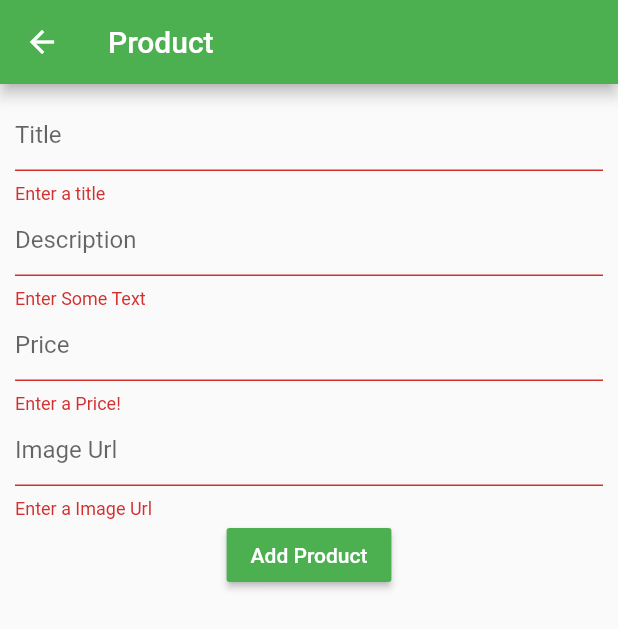
After one commit to codewithrafiq/shop-app, a Flutter app: the AddProductScreens screen opened by its route, after a tap on "Add Product", on a phone screen of 412 x 824 dp. The commit adds this screen. Shown: the top 629 px of the screen. Run offline on Flutter 3.47's test engine with Material 2 defaults, Android fonts, the phone set to English and light mode, and no system bars; network calls fail.

Commit message:
add product

```diff
--- a/lib/main.dart
+++ b/lib/main.dart
@@ -1,5 +1,6 @@
 import 'package:flutter/material.dart';
 import 'package:provider/provider.dart';
+import 'package:shopapp/screens/add_product_screens.dart';
 import './screens/cart_screens.dart';
 import './screens/home_screens.dart';
 import './screens/orders_screens.dart';
@@ -7,6 +8,7 @@ import './screens/product_details_screens.dart';
 import './state/cartState.dart';
 import './state/orderState.dart';
 import './state/productState.dart';
+import './screens/user_product_screens.dart';
 
 void main() => runApp(MyApp());
 
@@ -35,6 +37,8 @@ class MyApp extends StatelessWidget {
           ProductDetailsScreens.routeName: (ctx) => ProductDetailsScreens(),
           CartScreens.routeName: (ctx) => CartScreens(),
           OrdersScreens.routeName: (ctx) => OrdersScreens(),
+          UserProductScreens.routeName: (ctx) => UserProductScreens(),
+          AddProductScreens.routeName: (ctx) => AddProductScreens(),
         },
       ),
     );
--- /dev/null
+++ b/lib/screens/add_product_screens.dart
@@ -0,0 +1,140 @@
+import 'package:flutter/material.dart';
+import 'package:intl/intl.dart';
+import 'package:provider/provider.dart';
+import 'package:shopapp/models/Product.dart';
+import 'package:shopapp/state/productState.dart';
+
+class AddProductScreens extends StatefulWidget {
+  static const routeName = '/add-product-screens';
+  @override
+  _AddProductScreensState createState() => _AddProductScreensState();
+}
+
+class _AddProductScreensState extends State<AddProductScreens> {
+  final _form = GlobalKey<FormState>();
+
+  String title = '';
+  String description = '';
+  String price = '';
+  String imageUrl = '';
+
+  void _submitForm() {
+    final isValid = _form.currentState.validate();
+    if (!isValid) {
+      return;
+    }
+    _form.currentState.save();
+    Product newProduct = Product(
+      id: DateTime.now().toString(),
+      title: title,
+      description: description,
+      price: double.parse(price),
+      imageUrl: imageUrl,
+    );
+    Provider.of<ProductState>(context, listen: false).addProduct(newProduct);
+    Navigator.of(context).pop();
+  }
+
+  @override
+  Widget build(BuildContext context) {
+    return Scaffold(
+      appBar: AppBar(
+        title: Text("Product"),
+      ),
+      body: Padding(
+        padding: EdgeInsets.all(10),
+        child: Form(
+          key: _form,
+          child: SingleChildScrollView(
+            child: Column(
+              children: [
+                TextFormField(
+                  decoration: InputDecoration(
+                    hintText: "Title",
+                  ),
+                  textInputAction: TextInputAction.next,
+                  onSaved: (v) {
+                    title = v;
+                  },
+                  validator: (v) {
+                    if (v.isEmpty) {
+                      return 'Enter a title';
+                    }
+                    return null;
+                  },
+                ),
+                TextFormField(
+                  decoration: InputDecoration(
+                    hintText: "Description",
+                  ),
+                  textInputAction: TextInputAction.next,
+                  onSaved: (v) {
+                    description = v;
+                  },
+                  validator: (v) {
+                    if (v.isEmpty) {
+                      return 'Enter Some Text';
+                    }
+                    return null;
+                  },
+                ),
+                TextFormField(
+                  decoration: InputDecoration(
+                    hintText: "Price",
+                  ),
+                  textInputAction: TextInputAction.next,
+                  keyboardType: TextInputType.number,
+                  onSaved: (v) {
+                    price = v;
+                  },
+                  validator: (v) {
+                    if (v.isEmpty) {
+                      return 'Enter a Price!';
+                    }
+                    if (double.tryParse(v) == null) {
+                      return 'Enter a number !';
+                    }
+                    if (double.parse(v) <= 0) {
+                      return 'Enter number Grater thene 0';
+                    }
+                    return null;
+                  },
+                ),
+                TextFormField(
+                  decoration: InputDecoration(
+                    hintText: "Image Url",
+                  ),
+                  textInputAction: TextInputAction.done,
+                  onSaved: (v) {
+                    imageUrl = v;
+                  },
+                  validator: (v) {
+                    if (v.isEmpty) {
+                      return 'Enter a Image Url';
+                    }
+                    if ((!v.startsWith('http')) || (!v.startsWith('https'))) {
+                      return 'Enter a Valid Url';
+                    }
+                    return null;
+                  },
+                ),
+                RaisedButton(
+                  onPressed: () {
+                    _submitForm();
+                  },
+                  child: Text(
+                    "Add Product",
+                    style: TextStyle(
+                      color: Colors.white,
+                    ),
+                  ),
+                  color: Colors.green,
+                )
+              ],
+            ),
+          ),
+        ),
+      ),
+    );
+  }
+}
--- /dev/null
+++ b/lib/screens/user_product_screens.dart
@@ -0,0 +1,35 @@
+import 'package:flutter/material.dart';
+import 'package:provider/provider.dart';
+import 'package:shopapp/screens/add_product_screens.dart';
+import 'package:shopapp/state/productState.dart';
+import 'package:shopapp/widgets/appDrower.dart';
+import 'package:shopapp/widgets/single_user_product.dart';
+
+class UserProductScreens extends StatelessWidget {
+  static const routeName = '/user-product-screens';
+  @override
+  Widget build(BuildContext context) {
+    final productData = Provider.of<ProductState>(context);
+    return Scaffold(
+      drawer: AppDrower(),
+      appBar: AppBar(
+        title: Text("User"),
+        actions: [
+          IconButton(
+            onPressed: () {
+              Navigator.of(context).pushNamed(AddProductScreens.routeName);
+            },
+            icon: Icon(Icons.add),
+          ),
+        ],
+      ),
+      body: ListView.builder(
+        itemCount: productData.product.length,
+        itemBuilder: (ctx, i) {
+          var productObj = productData.product[i];
+          return SingleUserProduct(productObj);
+        },
+      ),
+    );
+  }
+}
--- a/lib/state/productState.dart
+++ b/lib/state/productState.dart
@@ -64,4 +64,9 @@ class ProductState with ChangeNotifier {
   List<Product> get onlyFavorites {
     return _product.where((element) => element.isFavorate).toList();
   }
+
+  void addProduct(Product newProduct) {
+    _product.insert(0, newProduct);
+    notifyListeners();
+  }
 }
--- a/lib/widgets/appDrower.dart
+++ b/lib/widgets/appDrower.dart
@@ -2,12 +2,15 @@ import 'package:flutter/material.dart';
 import 'package:provider/provider.dart';
 import 'package:shopapp/screens/home_screens.dart';
 import 'package:shopapp/screens/orders_screens.dart';
+import 'package:shopapp/screens/user_product_screens.dart';
 import 'package:shopapp/state/orderState.dart';
+import 'package:shopapp/state/productState.dart';
 
 class AppDrower extends StatelessWidget {
   @override
   Widget build(BuildContext context) {
     final orderData = Provider.of<OrderState>(context).orders;
+    final productData = Provider.of<ProductState>(context);
     return Drawer(
       child: Column(
         children: [
@@ -35,6 +38,18 @@ class AppDrower extends StatelessWidget {
                   .pushReplacementNamed(OrdersScreens.routeName);
             },
           ),
+          Divider(),
+          ListTile(
+            leading: Icon(Icons.supervised_user_circle),
+            title: Text("User"),
+            trailing: Text(
+              productData.product.length.toString(),
+            ),
+            onTap: () {
+              Navigator.of(context)
+                  .pushReplacementNamed(UserProductScreens.routeName);
+            },
+          ),
         ],
       ),
     );
```
Also changed, not shown: lib/widgets/single_user_product.dart (added, +35 -0 lines), 1 other file.
